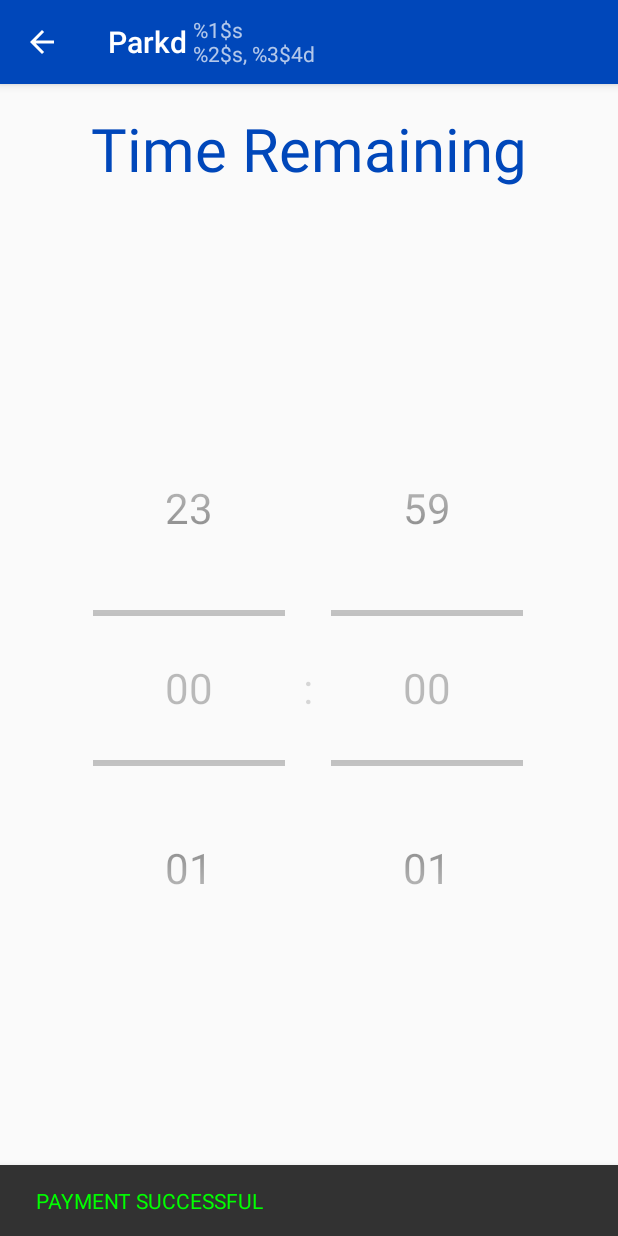
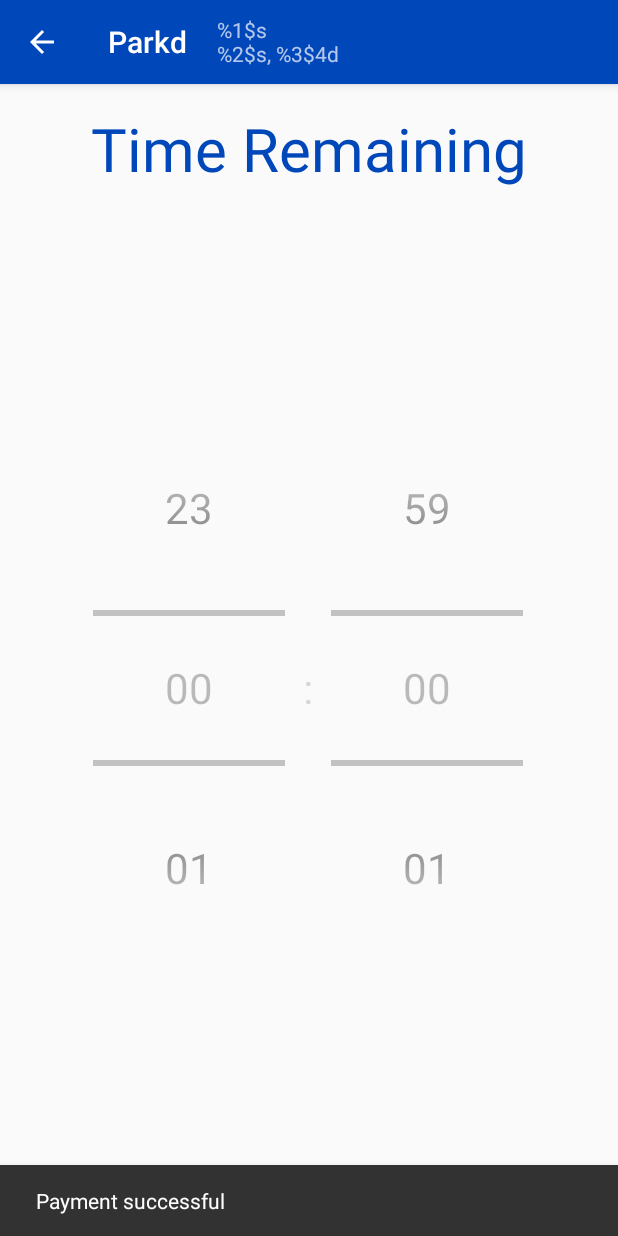
Before and after one commit to AppSecAI-TEST/parkd, an Android app: the PaymentActivity screen opened directly, with no data from a screen before it, on a phone screen of 412 x 824 dp. Run offline under Robolectric (Android 15) with nearby library versions, the phone set to English and light mode, and no system bars; 2 statements that could not run were skipped.

Commit message:
Snackbar notification of payment made less gaudy

```diff
--- a/app/src/main/java/com/vinot/parkd/PaymentActivity.java
+++ b/app/src/main/java/com/vinot/parkd/PaymentActivity.java
@@ -54,9 +54,6 @@ public class PaymentActivity extends AppCompatActivity {
             Snackbar snackbar = Snackbar.make(
                     findViewById(R.id.payment_activity_coordinator_layout), R.string.activity_payment_success, Snackbar.LENGTH_LONG
             );
-            TextView snackbarText = (TextView) snackbar.getView().findViewById(R.id.snackbar_text);
-            snackbarText.setTextColor(Color.GREEN);
-            snackbarText.setAllCaps(true);
             snackbar.show();
 
             mTimePicker = (TimePicker) findViewById(R.id.activity_payment_timepicker);
@@ -80,7 +77,6 @@ public class PaymentActivity extends AppCompatActivity {
                     }
                 }
             }
-
             @Override
             public void onFinish() {
                 mTimePicker.setMinute(mTimePicker.getMinute() - 1);
@@ -88,7 +84,6 @@ public class PaymentActivity extends AppCompatActivity {
             }
         };
         countDownTimer.start();
-
     }
 
     private void doSomething() {
--- a/app/src/main/res/layout/activity_location.xml
+++ b/app/src/main/res/layout/activity_location.xml
@@ -30,6 +30,7 @@
                 android:id="@+id/location_activity_title_ancillary_fields"
                 android:layout_width="wrap_content"
                 android:layout_height="wrap_content"
+                android:paddingLeft="@dimen/activity_horizontal_margin"
                 android:text="@string/activity_title_ancillary_fields"
                 android:visibility="gone"/>
 
--- a/app/src/main/res/layout/activity_payment.xml
+++ b/app/src/main/res/layout/activity_payment.xml
@@ -28,6 +28,7 @@
                 android:layout_width="wrap_content"
                 android:layout_height="wrap_content"
                 android:text="@string/activity_title_ancillary_fields"
+                android:paddingLeft="@dimen/activity_horizontal_margin"
                 android:visibility="gone" />
 
         </android.support.v7.widget.Toolbar>
--- a/app/src/main/res/values/strings.xml
+++ b/app/src/main/res/values/strings.xml
@@ -17,7 +17,7 @@
     <string name="label_park_number">PARK #</string>
     <string name="activity_title_ancillary_fields">%1$s\n%2$s, %3$4d</string>
     <string name="activity_location_marker_text">%1$dP $%2$.2fp/h</string>
-    <string name="activity_payment_success">payment successful</string>
+    <string name="activity_payment_success">Payment successful</string>
     <string name="add_time">Add time</string>
     <string name="find_my_car">Find my car</string>
     <string name="activity_payment_time_remaining">Time Remaining</string>
```
